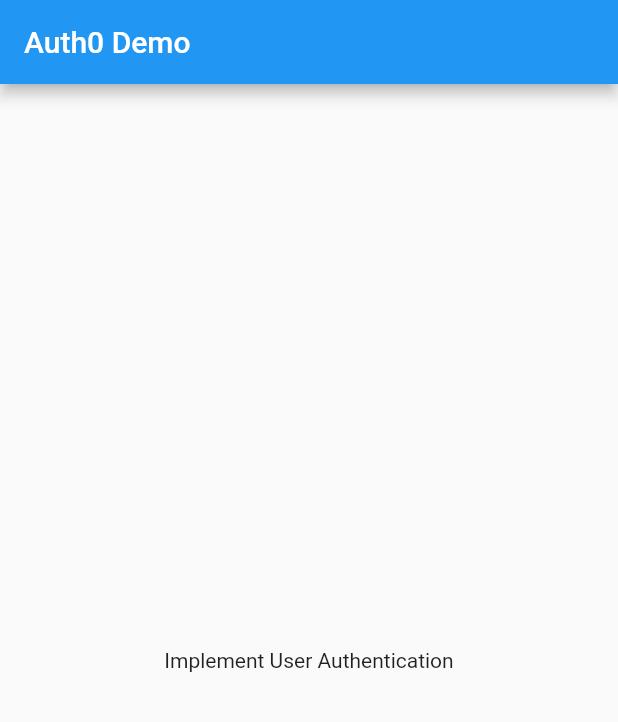
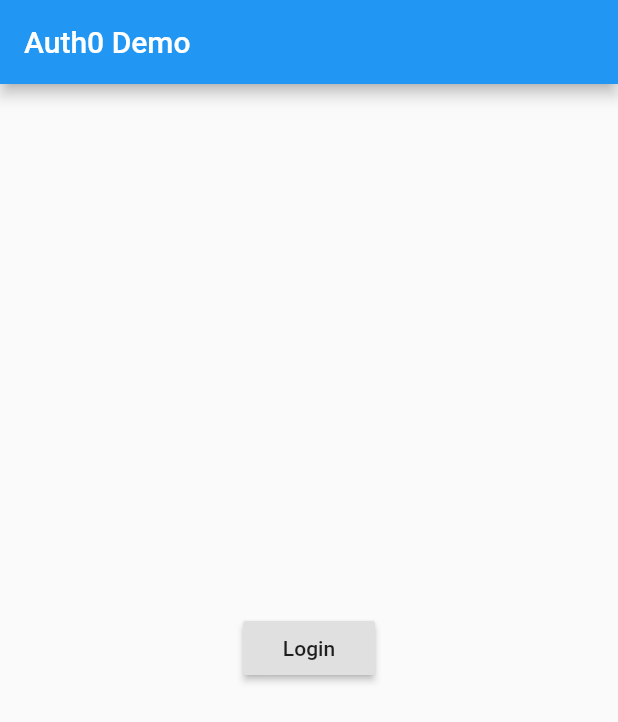
Before and after one commit to tr-stan/auth0-flutter-flow, a Flutter app: the screen it shows after launch, on a phone screen of 412 x 824 dp. Shown: the top 722 px of the screen. Run offline on Flutter 3.47's test engine with Material 2 defaults, Android fonts, the phone set to English and light mode, and no system bars; our stand-ins replace flutter_dotenv, flutter_secure_storage; missing offline and left inert: flutter_appauth.

```diff
--- a/lib/main.dart
+++ b/lib/main.dart
@@ -129,7 +129,11 @@ class _MyAppState extends State<MyApp> {
           title: Text('Auth0 Demo'),
         ),
         body: Center(
-          child: Text('Implement User Authentication'),
+          child: isBusy
+              ? CircularProgressIndicator()
+              : isLoggedIn
+                  ? Profile(logoutAction, name, picture)
+                  : Login(loginAction, errorMessage),
         ),
       ),
     );
@@ -220,6 +224,8 @@ class _MyAppState extends State<MyApp> {
     super.initState();
   }
 
+  // further optimize this code by keeping track of accessTokenExpirationDateTime
+  // and request a new accessToken only if the one at hand is expired.
   void initAction() async {
     final storedRefreshToken = await secureStorage.read(key: 'refresh_token');
     if (storedRefreshToken == null) return;
```
